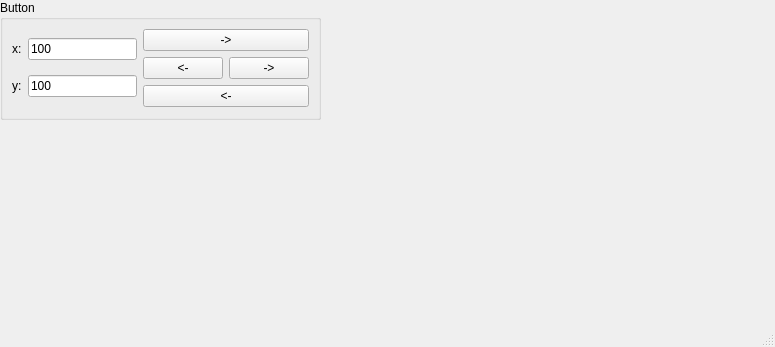
Old version of the form qudi/gui/motor/motor.ui in the repository Ulm-IQO/qudi.
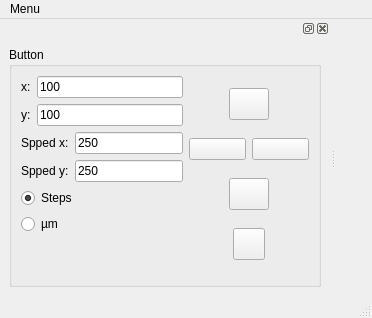
New version of the form. Icons and pictures are not drawn.

What changed in the file:
```diff
--- a/qudi/gui/motor/motor.ui
+++ b/qudi/gui/motor/motor.ui
@@ -6,23 +6,39 @@
    <rect>
     <x>0</x>
     <y>0</y>
-    <width>775</width>
-    <height>347</height>
+    <width>372</width>
+    <height>318</height>
    </rect>
   </property>
   <property name="windowTitle">
    <string>MainWindow</string>
   </property>
-  <widget class="QWidget" name="centralwidget">
-   <widget class="QWidget" name="verticalLayoutWidget_2">
+  <widget class="QWidget" name="centralwidget"/>
+  <widget class="QMenuBar" name="menubar">
     <property name="geometry">
      <rect>
       <x>0</x>
       <y>0</y>
-      <width>321</width>
-      <height>120</height>
-     </rect>
-    </property>
+     <width>372</width>
+     <height>21</height>
+    </rect>
+   </property>
+   <widget class="QMenu" name="menuMenu">
+    <property name="title">
+     <string>Menu</string>
+    </property>
+    <addaction name="actionClose"/>
+   </widget>
+   <addaction name="menuMenu"/>
+  </widget>
+  <widget class="QStatusBar" name="statusbar"/>
+  <widget class="QDockWidget" name="dockWidget">
+   <attribute name="dockWidgetArea">
+    <number>1</number>
+   </attribute>
+   <widget class="QWidget" name="dockWidgetContents">
+    <layout class="QHBoxLayout" name="horizontalLayout_5">
+     <item>
     <layout class="QVBoxLayout" name="verticalLayout_2">
      <item>
       <widget class="QGroupBox" name="groupBox">
@@ -68,61 +84,246 @@
             </item>
            </layout>
           </item>
+            <item>
+             <layout class="QVBoxLayout" name="verticalLayout_4">
+              <item>
+               <layout class="QHBoxLayout" name="horizontalLayout_12">
+                <item>
+                 <widget class="QLabel" name="label_3">
+                  <property name="text">
+                   <string>Spped x:</string>
+                  </property>
+                 </widget>
+                </item>
+                <item>
+                 <widget class="QLineEdit" name="lineEdit_speed_x">
+                  <property name="text">
+                   <string>250</string>
+                  </property>
+                 </widget>
+                </item>
+               </layout>
+              </item>
+              <item>
+               <layout class="QHBoxLayout" name="horizontalLayout_13">
+                <item>
+                 <widget class="QLabel" name="label_4">
+                  <property name="text">
+                   <string>Spped y:</string>
+                  </property>
+                 </widget>
+                </item>
+                <item>
+                 <widget class="QLineEdit" name="lineEdit_speed_y">
+                  <property name="text">
+                   <string>250</string>
+                  </property>
+                 </widget>
+                </item>
+               </layout>
+              </item>
+              <item>
+               <widget class="QRadioButton" name="radioButton_step">
+                <property name="text">
+                 <string>Steps</string>
+                </property>
+                <property name="checked">
+                 <bool>true</bool>
+                </property>
+               </widget>
+              </item>
+              <item>
+               <widget class="QRadioButton" name="radioButton_um">
+                <property name="text">
+                 <string>µm</string>
+                </property>
+               </widget>
+              </item>
+             </layout>
+            </item>
+            <item>
+             <spacer name="verticalSpacer_2">
+              <property name="orientation">
+               <enum>Qt::Vertical</enum>
+              </property>
+              <property name="sizeHint" stdset="0">
+               <size>
+                <width>20</width>
+                <height>40</height>
+               </size>
+              </property>
+             </spacer>
+            </item>
          </layout>
         </item>
         <item>
          <layout class="QVBoxLayout" name="verticalLayout_3">
           <item>
+             <layout class="QHBoxLayout" name="horizontalLayout_6">
+              <item>
+               <spacer name="horizontalSpacer">
+                <property name="orientation">
+                 <enum>Qt::Horizontal</enum>
+                </property>
+                <property name="sizeHint" stdset="0">
+                 <size>
+                  <width>40</width>
+                  <height>20</height>
+                 </size>
+                </property>
+               </spacer>
+              </item>
+              <item>
            <widget class="QPushButton" name="motor_y_move_positive">
+                <property name="maximumSize">
+                 <size>
+                  <width>50</width>
+                  <height>32</height>
+                 </size>
+                </property>
             <property name="text">
-             <string>-&gt;</string>
-            </property>
-           </widget>
+                 <string/>
+                </property>
+                <property name="icon">
+                 <iconset>
+                  <normaloff>../../core/artwork/icons/oxygen/22x22/go-next.png</normaloff>../../core/artwork/icons/oxygen/22x22/go-next.png</iconset>
+                </property>
+               </widget>
+              </item>
+              <item>
+               <spacer name="horizontalSpacer_2">
+                <property name="orientation">
+                 <enum>Qt::Horizontal</enum>
+                </property>
+                <property name="sizeHint" stdset="0">
+                 <size>
+                  <width>40</width>
+                  <height>20</height>
+                 </size>
+                </property>
+               </spacer>
+              </item>
+             </layout>
           </item>
           <item>
            <layout class="QHBoxLayout" name="horizontalLayout_4">
             <item>
              <widget class="QPushButton" name="motor_x_move_negative">
               <property name="text">
-               <string>&lt;-</string>
+                 <string/>
+                </property>
+                <property name="icon">
+                 <iconset>
+                  <normaloff>../../core/artwork/icons/oxygen/22x22/go-previous.png</normaloff>../../core/artwork/icons/oxygen/22x22/go-previous.png</iconset>
               </property>
              </widget>
             </item>
             <item>
              <widget class="QPushButton" name="motor_x_move_positive">
               <property name="text">
-               <string>-&gt;</string>
+                 <string/>
+                </property>
+                <property name="icon">
+                 <iconset>
+                  <normaloff>../../core/artwork/icons/oxygen/22x22/go-next.png</normaloff>../../core/artwork/icons/oxygen/22x22/go-next.png</iconset>
               </property>
              </widget>
             </item>
            </layout>
+            </item>
+            <item>
+             <layout class="QHBoxLayout" name="horizontalLayout_7">
+              <item>
+               <spacer name="horizontalSpacer_3">
+                <property name="orientation">
+                 <enum>Qt::Horizontal</enum>
+                </property>
+                <property name="sizeHint" stdset="0">
+                 <size>
+                  <width>40</width>
+                  <height>20</height>
+                 </size>
+                </property>
+               </spacer>
           </item>
           <item>
            <widget class="QPushButton" name="motor_y_move_negative">
+                <property name="maximumSize">
+                 <size>
+                  <width>50</width>
+                  <height>32</height>
+                 </size>
+                </property>
             <property name="text">
-             <string>&lt;-</string>
-            </property>
-           </widget>
-          </item>
-         </layout>
-        </item>
-       </layout>
+                 <string/>
+                </property>
+                <property name="icon">
+                 <iconset>
+                  <normaloff>../../core/artwork/icons/oxygen/22x22/go-previous.png</normaloff>../../core/artwork/icons/oxygen/22x22/go-previous.png</iconset>
+                </property>
+               </widget>
+              </item>
+              <item>
+               <spacer name="horizontalSpacer_4">
+                <property name="orientation">
+                 <enum>Qt::Horizontal</enum>
+                </property>
+                <property name="sizeHint" stdset="0">
+                 <size>
+                  <width>40</width>
+                  <height>20</height>
+                 </size>
+                </property>
+               </spacer>
+              </item>
+             </layout>
+            </item>
+            <item>
+             <layout class="QHBoxLayout" name="horizontalLayout_8">
+              <item>
+               <widget class="QPushButton" name="abort">
+                <property name="maximumSize">
+                 <size>
+                  <width>32</width>
+                  <height>32</height>
+                 </size>
+                </property>
+                <property name="text">
+                 <string/>
+                </property>
+                <property name="icon">
+                 <iconset>
+                  <normaloff>../../core/artwork/icons/qudiTheme/22x22/stop-scan.png</normaloff>../../core/artwork/icons/qudiTheme/22x22/stop-scan.png</iconset>
+                </property>
+                <property name="iconSize">
+                 <size>
+                  <width>32</width>
+                  <height>32</height>
+                 </size>
+                </property>
+               </widget>
+              </item>
+             </layout>
+            </item>
+           </layout>
+          </item>
+         </layout>
       </widget>
      </item>
     </layout>
+     </item>
+    </layout>
    </widget>
   </widget>
-  <widget class="QMenuBar" name="menubar">
-   <property name="geometry">
-    <rect>
-     <x>0</x>
-     <y>0</y>
-     <width>775</width>
-     <height>21</height>
-    </rect>
+  <action name="actionClose">
+   <property name="icon">
+    <iconset>
+     <normaloff>../../core/artwork/icons/oxygen/22x22/application-exit.png</normaloff>../../core/artwork/icons/oxygen/22x22/application-exit.png</iconset>
    </property>
-  </widget>
-  <widget class="QStatusBar" name="statusbar"/>
+   <property name="text">
+    <string>Close</string>
+   </property>
+  </action>
  </widget>
  <resources/>
  <connections/>
```
Left out of the diff: 19 changed lines with no effect on the pictures. Lines whose indentation alone changed are shown as unchanged.
